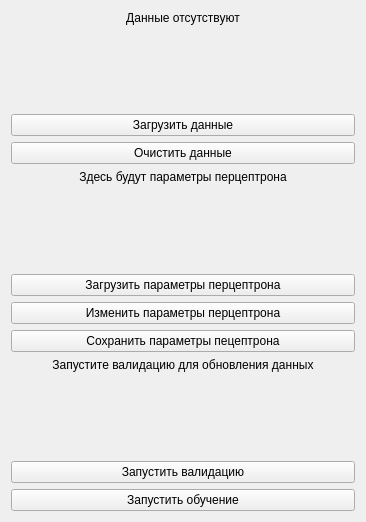
First picture: the form in src/s21_app/ui/main_window.ui, repository UnWaDo/mlp, before the edit.
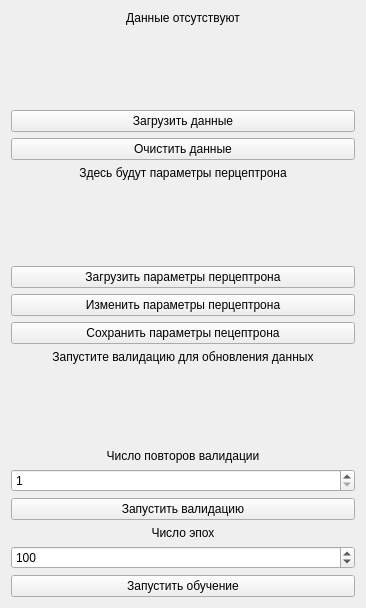
Second picture: the form after the edit.

Patch:
```diff
--- a/src/s21_app/ui/main_window.ui
+++ b/src/s21_app/ui/main_window.ui
@@ -7,7 +7,7 @@
     <x>0</x>
     <y>0</y>
     <width>366</width>
-    <height>522</height>
+    <height>608</height>
    </rect>
   </property>
   <property name="windowTitle">
@@ -85,6 +85,41 @@
      </property>
     </widget>
    </item>
+   <item>
+    <widget class="QLabel" name="LabelValidation">
+     <property name="sizePolicy">
+      <sizepolicy hsizetype="Preferred" vsizetype="Maximum">
+       <horstretch>0</horstretch>
+       <verstretch>0</verstretch>
+      </sizepolicy>
+     </property>
+     <property name="autoFillBackground">
+      <bool>false</bool>
+     </property>
+     <property name="text">
+      <string>Число повторов валидации</string>
+     </property>
+     <property name="alignment">
+      <set>Qt::AlignCenter</set>
+     </property>
+    </widget>
+   </item>
+   <item>
+    <widget class="QSpinBox" name="SpinBoxValidationRepeats">
+     <property name="minimum">
+      <number>1</number>
+     </property>
+     <property name="maximum">
+      <number>500</number>
+     </property>
+     <property name="singleStep">
+      <number>10</number>
+     </property>
+     <property name="stepType">
+      <enum>QAbstractSpinBox::AdaptiveDecimalStepType</enum>
+     </property>
+    </widget>
+   </item>
    <item>
     <widget class="QPushButton" name="ButtonStartValidation">
      <property name="text">
@@ -92,6 +127,44 @@
      </property>
     </widget>
    </item>
+   <item>
+    <widget class="QLabel" name="LabelTraining">
+     <property name="sizePolicy">
+      <sizepolicy hsizetype="Preferred" vsizetype="Maximum">
+       <horstretch>0</horstretch>
+       <verstretch>0</verstretch>
+      </sizepolicy>
+     </property>
+     <property name="text">
+      <string>Число эпох</string>
+     </property>
+     <property name="alignment">
+      <set>Qt::AlignCenter</set>
+     </property>
+    </widget>
+   </item>
+   <item>
+    <widget class="QSpinBox" name="SpinBoxTrainingEpochs">
+     <property name="minimum">
+      <number>1</number>
+     </property>
+     <property name="maximum">
+      <number>500</number>
+     </property>
+     <property name="value">
+      <number>100</number>
+     </property>
+     <property name="singleStep">
+      <number>10</number>
+     </property>
+     <property name="stepType">
+      <enum>QAbstractSpinBox::AdaptiveDecimalStepType</enum>
+     </property>
+     <property name="displayIntegerBase">
+      <number>10</number>
+     </property>
+    </widget>
+   </item>
    <item>
     <widget class="QPushButton" name="ButtonStartTraining">
      <property name="text">
```
